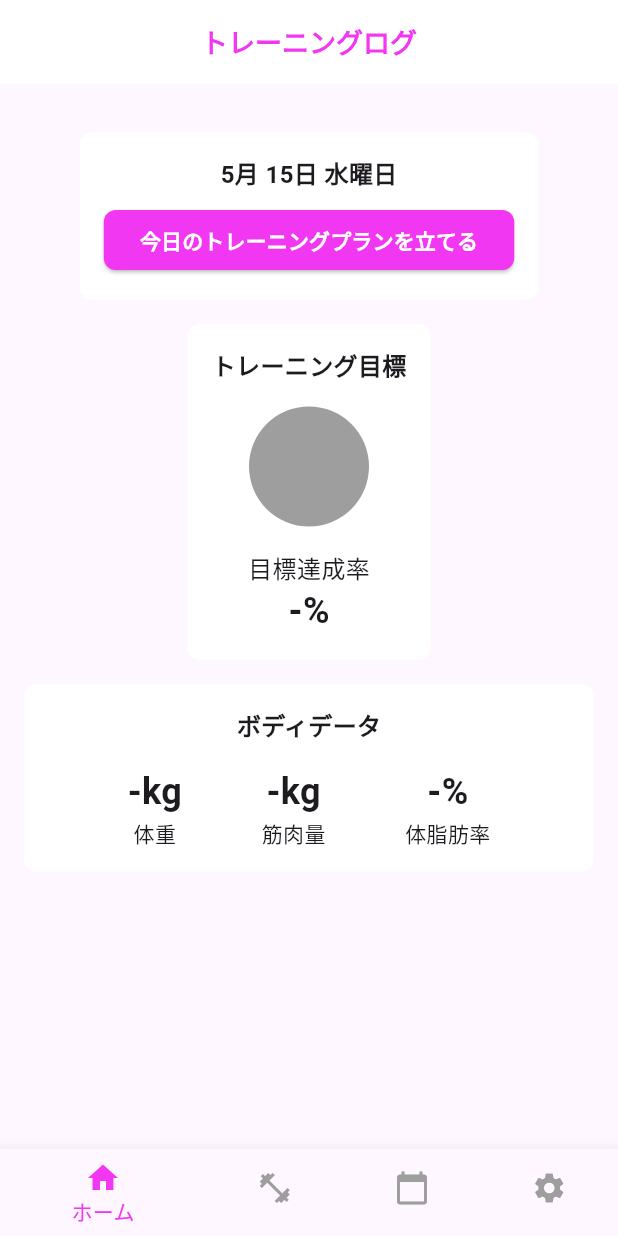
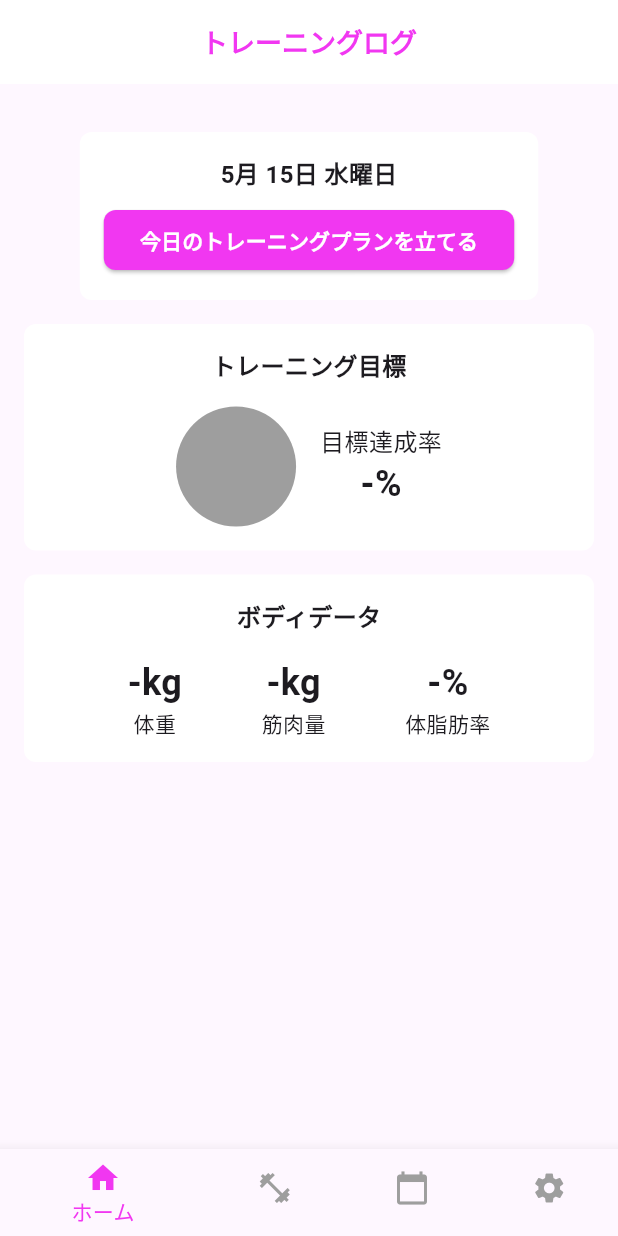
Before and after one commit to komeponpon/traning_beta, a Flutter app: the HomeScreen screen opened directly, on a phone screen of 412 x 824 dp. Run offline on Flutter 3.47's test engine with Material 3 defaults, Android fonts, the light colour scheme and no system bars; our stand-ins replace firebase_auth, firebase_core; accounts and stored records are empty.

Commit message:
レイアウト修正

```diff
--- a/lib/screens/home_screen.dart
+++ b/lib/screens/home_screen.dart
@@ -30,7 +30,10 @@ class HomeScreen extends StatelessWidget {
           padding: const EdgeInsets.all(16.0),
           child: Column(
             children: [
-              SizedBox(height: 16.0),
+              //トレーニングプランボタン
+              SizedBox(
+                height: 16.0,
+              ),
               Container(
                 padding: EdgeInsets.all(16.0),
                 decoration: BoxDecoration(
@@ -62,6 +65,8 @@ class HomeScreen extends StatelessWidget {
                   ],
                 ),
               ),
+
+              //トレーニング目標
               SizedBox(height: 16.0),
               Container(
                 padding: EdgeInsets.all(16.0),
@@ -70,25 +75,40 @@ class HomeScreen extends StatelessWidget {
                   borderRadius: BorderRadius.circular(8.0),
                 ),
                 child: Column(
+                  //crossAxisAlignment: CrossAxisAlignment.start,
                   children: [
-                    Text('トレーニング目標',
-                        style: TextStyle(
-                            fontSize: 16, fontWeight: FontWeight.bold)),
+                    Text(
+                      'トレーニング目標',
+                      style:
+                          TextStyle(fontSize: 16, fontWeight: FontWeight.bold),
+                    ),
                     SizedBox(height: 16.0),
+                    Row(
+                      mainAxisAlignment: MainAxisAlignment.center,
+                      children: [
                         CircleAvatar(
                           radius: 40,
                           backgroundColor: Colors.grey,
                         ),
-                    SizedBox(height: 16.0),
+                        SizedBox(width: 16.0),
+                        Column(
+                          crossAxisAlignment: CrossAxisAlignment.center,
+                          children: [
                             Text('目標達成率', style: TextStyle(fontSize: 16)),
                             Text(
                               '-%',
-                      style:
-                          TextStyle(fontSize: 24, fontWeight: FontWeight.bold),
+                              style: TextStyle(
+                                  fontSize: 24, fontWeight: FontWeight.bold),
+                            ),
+                          ],
+                        ),
+                      ],
                     ),
                   ],
                 ),
               ),
+
+              //ボディデータ
               SizedBox(height: 16.0),
               Container(
                 padding: EdgeInsets.all(16.0),
@@ -97,6 +117,7 @@ class HomeScreen extends StatelessWidget {
                   borderRadius: BorderRadius.circular(8.0),
                 ),
                 child: Column(
+                  //crossAxisAlignment: CrossAxisAlignment.start,
                   children: [
                     Text('ボディデータ',
                         style: TextStyle(
@@ -138,6 +159,8 @@ class HomeScreen extends StatelessWidget {
           ),
         ),
       ),
+
+      //ボトムナビゲーション
       bottomNavigationBar: BottomNavigationBar(
         currentIndex: 0,
         selectedItemColor: Color(0xFFF137F1), // カラーコードを変更
```
Lines whose indentation alone changed are shown as unchanged.
